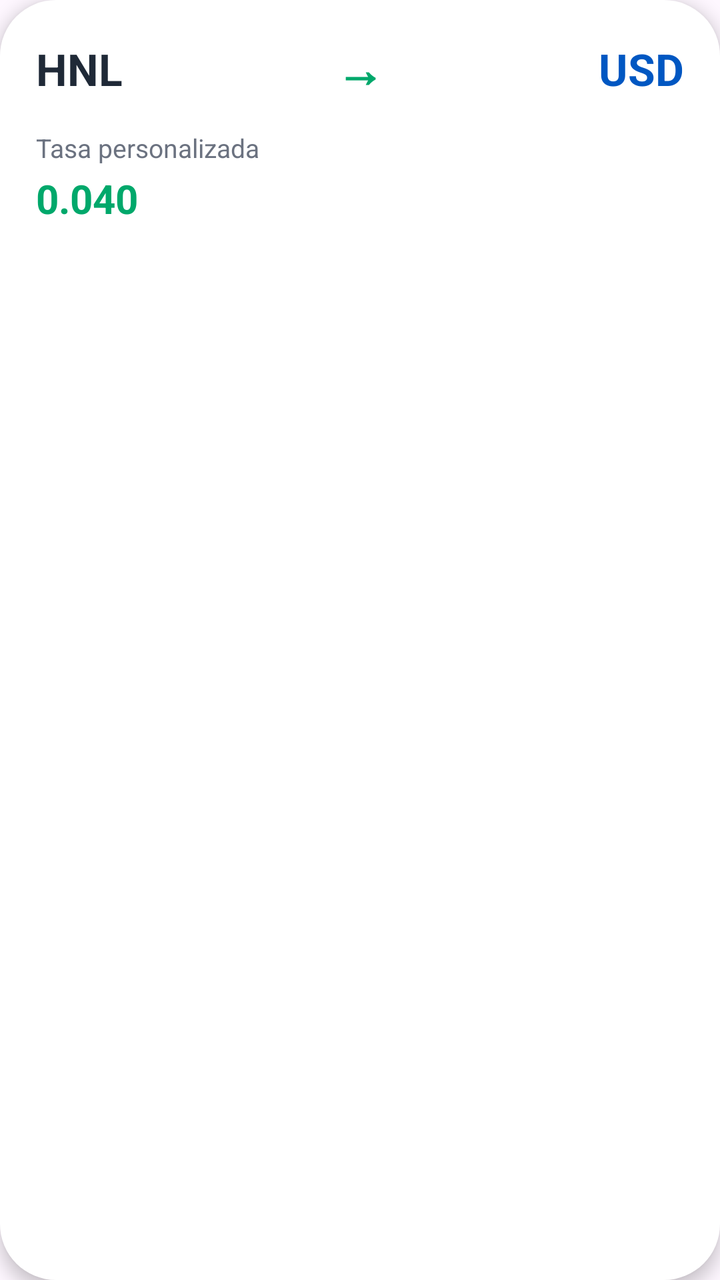
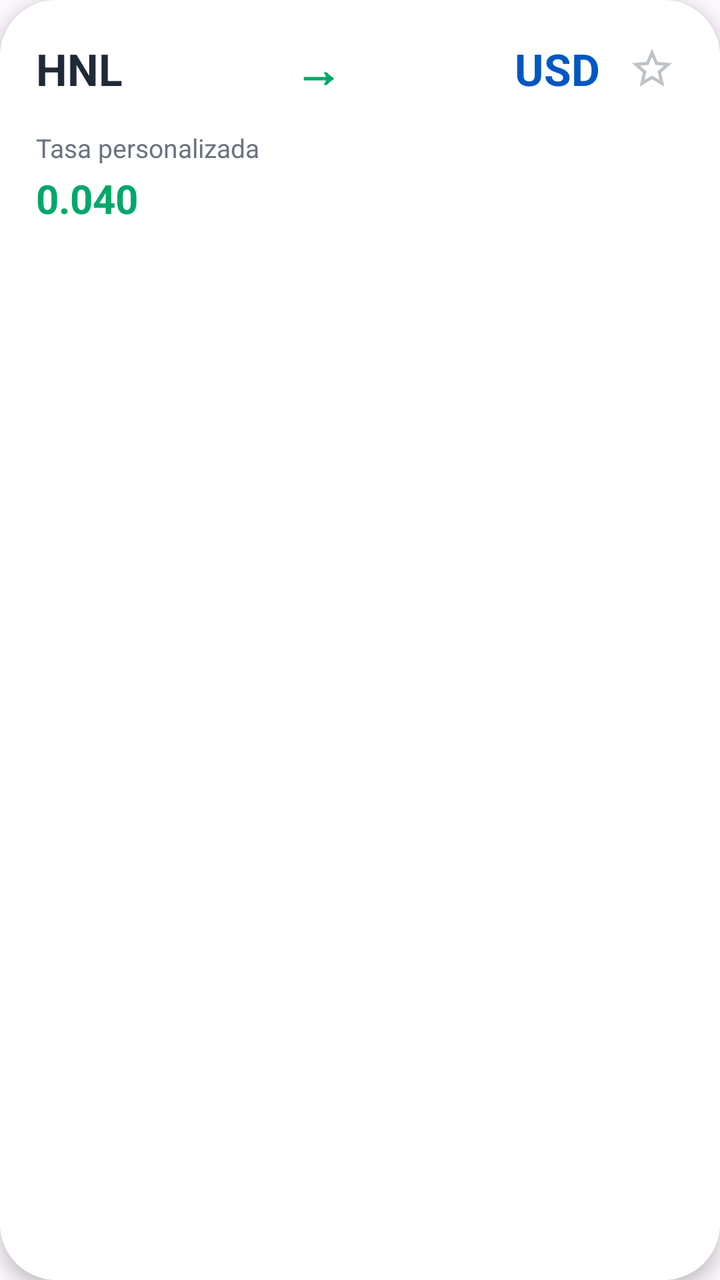

An Android layout rendered at two revisions. The XML below is the earlier revision; the diff shows what the commit changed to produce the second picture.
<!-- AndroidManifest.xml: application theme Theme.ConversorMonedasApp -->
<!-- res/layout/item_custom_rate.xml -->
<?xml version="1.0" encoding="utf-8"?>
<LinearLayout xmlns:android="http://schemas.android.com/apk/res/android"
    android:layout_width="match_parent"
    android:layout_height="wrap_content"
    android:background="@drawable/bg_card"
    android:elevation="5dp"
    android:orientation="vertical"
    android:padding="18dp">

    
    <LinearLayout
        android:layout_width="match_parent"
        android:layout_height="wrap_content"
        android:gravity="center_vertical"
        android:orientation="horizontal">

        <TextView
            android:id="@+id/tvCustomFrom"
            android:layout_width="0dp"
            android:layout_height="wrap_content"
            android:layout_weight="1"
            android:text="HNL"
            android:textColor="#1F2937"
            android:textSize="22sp"
            android:textStyle="bold" />

        <TextView
            android:layout_width="wrap_content"
            android:layout_height="wrap_content"
            android:text="→"
            android:textColor="#00A86B"
            android:textSize="24sp"
            android:textStyle="bold" />

        <TextView
            android:id="@+id/tvCustomTo"
            android:layout_width="0dp"
            android:layout_height="wrap_content"
            android:layout_weight="1"
            android:gravity="end"
            android:text="USD"
            android:textColor="#0057C2"
            android:textSize="22sp"
            android:textStyle="bold" />

    </LinearLayout>

    
    <LinearLayout
        android:layout_width="match_parent"
        android:layout_height="wrap_content"
        android:layout_marginTop="14dp"
        android:orientation="vertical">

        <TextView
            android:layout_width="match_parent"
            android:layout_height="wrap_content"
            android:text="Tasa personalizada"
            android:textColor="#6B7280"
            android:textSize="13sp" />

        <TextView
            android:id="@+id/tvCustomRate"
            android:layout_width="match_parent"
            android:layout_height="wrap_content"
            android:text="0.040"
            android:textColor="#00A86B"
            android:textSize="20sp"
            android:textStyle="bold"
            android:layout_marginTop="3dp" />

    </LinearLayout>

</LinearLayout>
<!-- resources referenced by this layout -->
<resources>
  <!-- drawable bg_card (drawable) -->
  <?xml version="1.0" encoding="utf-8"?>
  <shape xmlns:android="http://schemas.android.com/apk/res/android">
      <solid android:color="#FFFFFF" />
      <corners android:radius="28dp" />
  </shape>
  <style name="Theme.ConversorMonedasApp" parent="Base.Theme.ConversorMonedasApp" />
  <style name="Base.Theme.ConversorMonedasApp" parent="Theme.Material3.DayNight.NoActionBar">
          <item name="colorPrimary">#1565C0</item>
          <item name="colorPrimaryContainer">#0A3D73</item>
          <item name="colorSecondary">#00A86B</item>
          <item name="colorSecondaryContainer">#E8F8F1</item>
  
          <item name="android:windowLightStatusBar">false</item>
          <item name="android:statusBarColor">#0A3D73</item>
          <item name="android:navigationBarColor">#F3F6FA</item>
      </style>
</resources>

<!-- the commit's change to res/layout/item_custom_rate.xml (unified diff, before → after) -->
@@ -43,6 +43,14 @@
             android:textSize="22sp"
             android:textStyle="bold" />
 
+        <ImageView
+            android:id="@+id/ivFavorite"
+            android:layout_width="32dp"
+            android:layout_height="32dp"
+            android:layout_marginStart="10dp"
+            android:padding="4dp"
+            android:src="@drawable/ic_star_off" />
+
     </LinearLayout>
 
     
<!-- resource entries referenced after the edit -->
@@ -6,6 +6,16 @@
       <solid android:color="#FFFFFF" />
       <corners android:radius="28dp" />
   </shape>
+  <!-- drawable ic_star_off (drawable) -->
+  <vector xmlns:android="http://schemas.android.com/apk/res/android"
+      android:width="24dp"
+      android:height="24dp"
+      android:viewportWidth="24"
+      android:viewportHeight="24">
+      <path
+          android:fillColor="#BDC3C7"
+          android:pathData="M12,15.39L8.24,17.66L9.23,13.38L5.91,10.51L10.29,10.13L12,6.1L13.71,10.13L18.09,10.51L14.77,13.38L15.76,17.66L12,15.39M22,9.24L14.81,8.62L12,2L9.19,8.62L2,9.24L7.45,13.97L5.82,21L12,17.27L18.18,21L16.54,13.97L22,9.24Z" />
+  </vector>
   <style name="Theme.ConversorMonedasApp" parent="Base.Theme.ConversorMonedasApp" />
   <style name="Base.Theme.ConversorMonedasApp" parent="Theme.Material3.DayNight.NoActionBar">
           <item name="colorPrimary">#1565C0</item>
